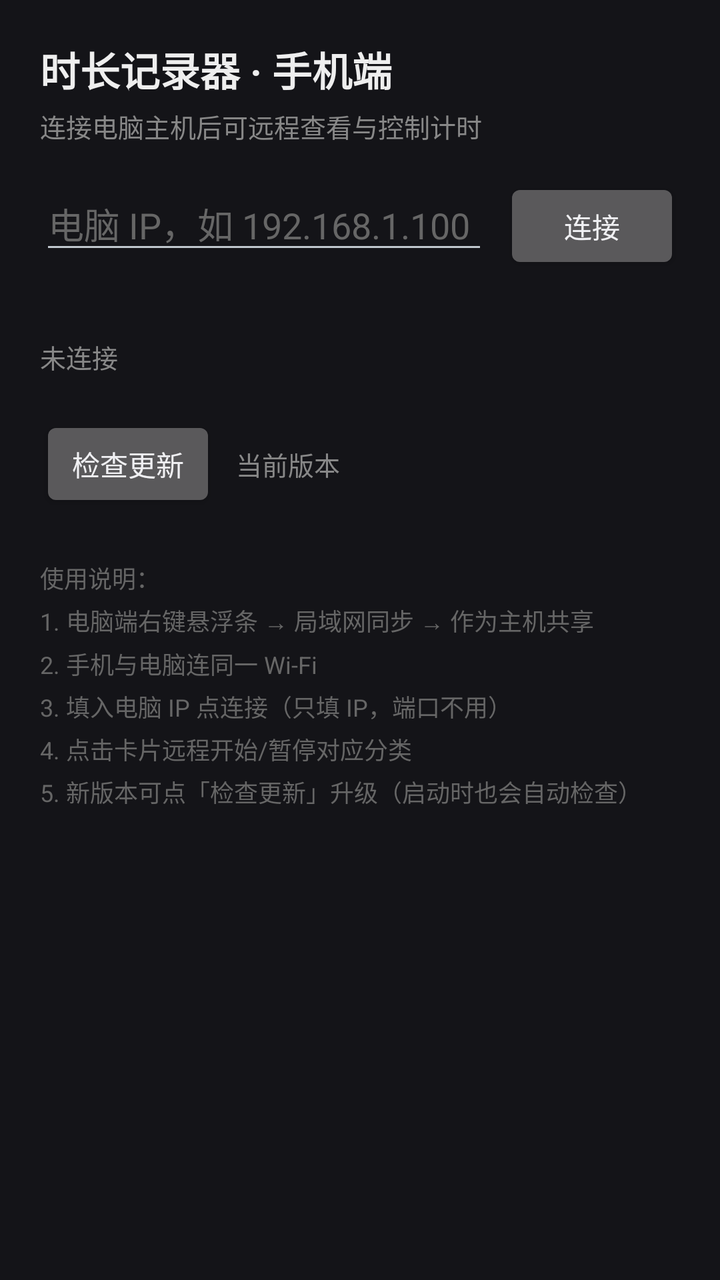
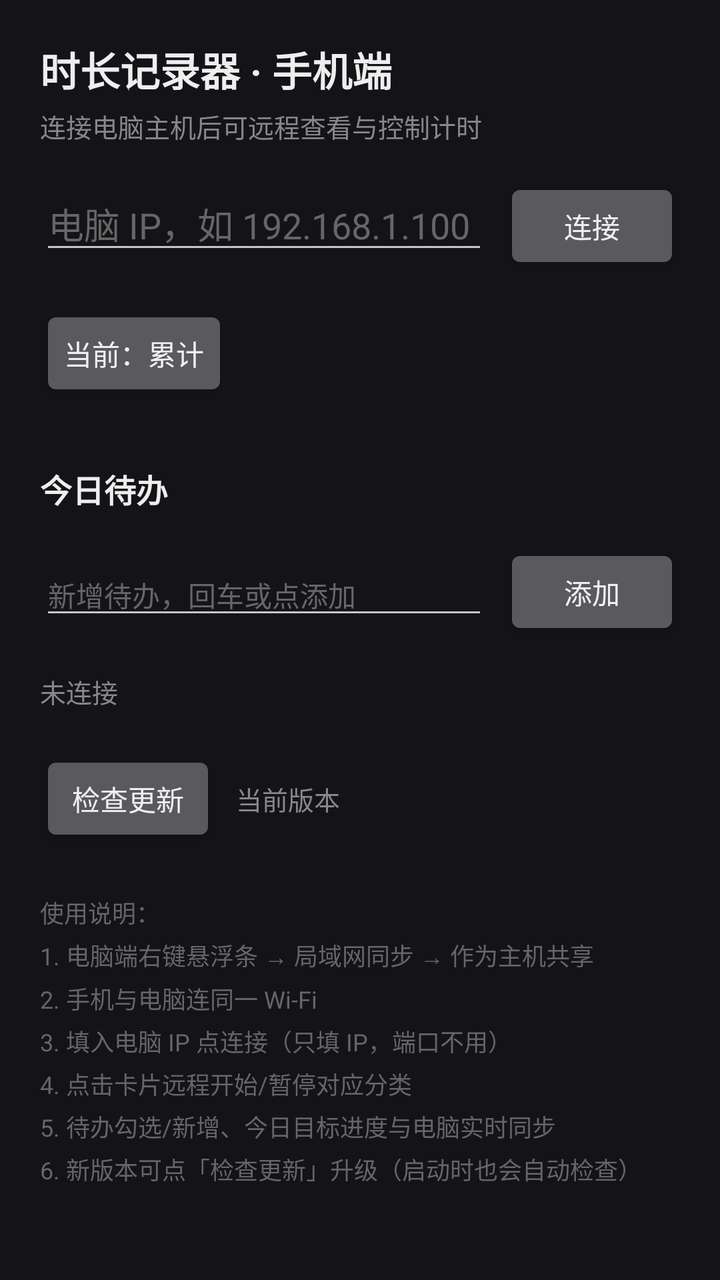

Screens rendered from an Android XML layout before and after an edit, with the pre-edit source and the edit as a unified diff.
<!-- AndroidManifest.xml: application theme android:Theme.DeviceDefault.NoActionBar -->
<!-- res/layout/activity_main.xml -->
<?xml version="1.0" encoding="utf-8"?>
<ScrollView xmlns:android="http://schemas.android.com/apk/res/android"
    android:layout_width="match_parent"
    android:layout_height="match_parent"
    android:background="#141418"
    android:fillViewport="true">

    <LinearLayout
        android:layout_width="match_parent"
        android:layout_height="wrap_content"
        android:orientation="vertical"
        android:padding="20dp">

        <TextView
            android:layout_width="wrap_content"
            android:layout_height="wrap_content"
            android:text="时长记录器 · 手机端"
            android:textColor="#EEEEEE"
            android:textSize="20sp"
            android:textStyle="bold" />

        <TextView
            android:layout_width="wrap_content"
            android:layout_height="wrap_content"
            android:layout_marginTop="4dp"
            android:text="连接电脑主机后可远程查看与控制计时"
            android:textColor="#888888"
            android:textSize="13sp" />

        <LinearLayout
            android:layout_width="match_parent"
            android:layout_height="wrap_content"
            android:layout_marginTop="16dp"
            android:orientation="horizontal">

            <EditText
                android:id="@+id/host_edit"
                android:layout_width="0dp"
                android:layout_height="wrap_content"
                android:layout_weight="1"
                android:hint="电脑 IP，如 192.168.1.100（只填 IP，端口不用）"
                android:inputType="text"
                android:textColor="#EEEEEE"
                android:textColorHint="#666666" />

            <Button
                android:id="@+id/connect_btn"
                android:layout_width="wrap_content"
                android:layout_height="wrap_content"
                android:layout_marginStart="8dp"
                android:text="连接" />
        </LinearLayout>

        
        <LinearLayout
            android:id="@+id/cards"
            android:layout_width="match_parent"
            android:layout_height="wrap_content"
            android:layout_marginTop="16dp"
            android:orientation="vertical" />

        <TextView
            android:id="@+id/status_view"
            android:layout_width="match_parent"
            android:layout_height="wrap_content"
            android:layout_marginTop="16dp"
            android:text="未连接"
            android:textColor="#888888"
            android:textSize="13sp" />

        <LinearLayout
            android:layout_width="match_parent"
            android:layout_height="wrap_content"
            android:layout_marginTop="20dp"
            android:gravity="center_vertical"
            android:orientation="horizontal">

            <Button
                android:id="@+id/update_btn"
                android:layout_width="wrap_content"
                android:layout_height="wrap_content"
                android:text="检查更新" />

            <TextView
                android:id="@+id/update_view"
                android:layout_width="0dp"
                android:layout_height="wrap_content"
                android:layout_marginStart="10dp"
                android:layout_weight="1"
                android:text="当前版本"
                android:textColor="#888888"
                android:textSize="13sp" />
        </LinearLayout>

        <TextView
            android:layout_width="match_parent"
            android:layout_height="wrap_content"
            android:layout_marginTop="24dp"
            android:lineSpacingExtra="4dp"
            android:text="使用说明：\n1. 电脑端右键悬浮条 → 局域网同步 → 作为主机共享\n2. 手机与电脑连同一 Wi-Fi\n3. 填入电脑 IP 点连接（只填 IP，端口不用）\n4. 点击卡片远程开始/暂停对应分类\n5. 新版本可点「检查更新」升级（启动时也会自动检查）"
            android:textColor="#666666"
            android:textSize="12sp" />
    </LinearLayout>
</ScrollView>
<!-- resources referenced by this layout -->
<resources>

</resources>

<!-- the commit's change to res/layout/activity_main.xml (unified diff, before → after) -->
@@ -52,12 +52,62 @@
         </LinearLayout>
 
         
+        <Button
+            android:id="@+id/mode_btn"
+            android:layout_width="wrap_content"
+            android:layout_height="wrap_content"
+            android:layout_marginTop="16dp"
+            android:text="当前：累计" />
+
+        
         <LinearLayout
             android:id="@+id/cards"
             android:layout_width="match_parent"
             android:layout_height="wrap_content"
-            android:layout_marginTop="16dp"
+            android:layout_marginTop="12dp"
             android:orientation="vertical" />
+
+        <TextView
+            android:layout_width="wrap_content"
+            android:layout_height="wrap_content"
+            android:layout_marginTop="20dp"
+            android:text="今日待办"
+            android:textColor="#EEEEEE"
+            android:textSize="16sp"
+            android:textStyle="bold" />
+
+        <LinearLayout
+            android:id="@+id/todo_list"
+            android:layout_width="match_parent"
+            android:layout_height="wrap_content"
+            android:layout_marginTop="8dp"
+            android:orientation="vertical" />
+
+        <LinearLayout
+            android:layout_width="match_parent"
+            android:layout_height="wrap_content"
+            android:layout_marginTop="8dp"
+            android:gravity="center_vertical"
+            android:orientation="horizontal">
+
+            <EditText
+                android:id="@+id/todo_edit"
+                android:layout_width="0dp"
+                android:layout_height="wrap_content"
+                android:layout_weight="1"
+                android:hint="新增待办，回车或点添加"
+                android:inputType="text"
+                android:textColor="#EEEEEE"
+                android:textColorHint="#666666"
+                android:textSize="14sp" />
+
+            <Button
+                android:id="@+id/todo_add_btn"
+                android:layout_width="wrap_content"
+                android:layout_height="wrap_content"
+                android:layout_marginStart="8dp"
+                android:text="添加" />
+        </LinearLayout>
 
         <TextView
             android:id="@+id/status_view"
@@ -97,7 +147,7 @@
             android:layout_height="wrap_content"
             android:layout_marginTop="24dp"
             android:lineSpacingExtra="4dp"
-            android:text="使用说明：\n1. 电脑端右键悬浮条 → 局域网同步 → 作为主机共享\n2. 手机与电脑连同一 Wi-Fi\n3. 填入电脑 IP 点连接（只填 IP，端口不用）\n4. 点击卡片远程开始/暂停对应分类\n5. 新版本可点「检查更新」升级（启动时也会自动检查）"
+            android:text="使用说明：\n1. 电脑端右键悬浮条 → 局域网同步 → 作为主机共享\n2. 手机与电脑连同一 Wi-Fi\n3. 填入电脑 IP 点连接（只填 IP，端口不用）\n4. 点击卡片远程开始/暂停对应分类\n5. 待办勾选/新增、今日目标进度与电脑实时同步\n6. 新版本可点「检查更新」升级（启动时也会自动检查）"
             android:textColor="#666666"
             android:textSize="12sp" />
     </LinearLayout>
